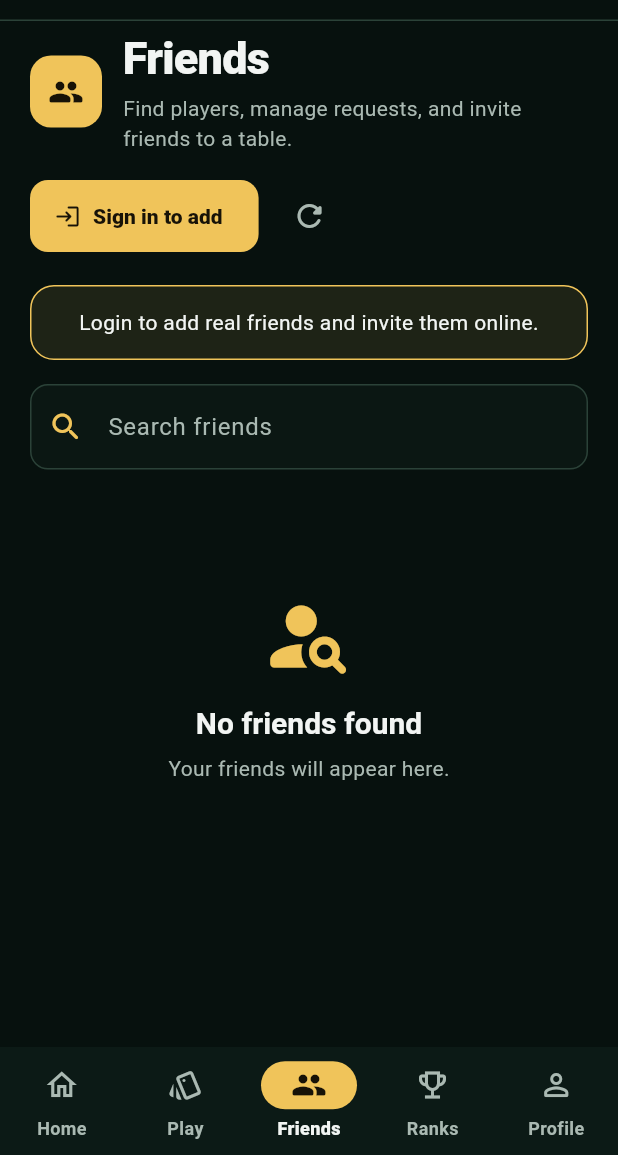
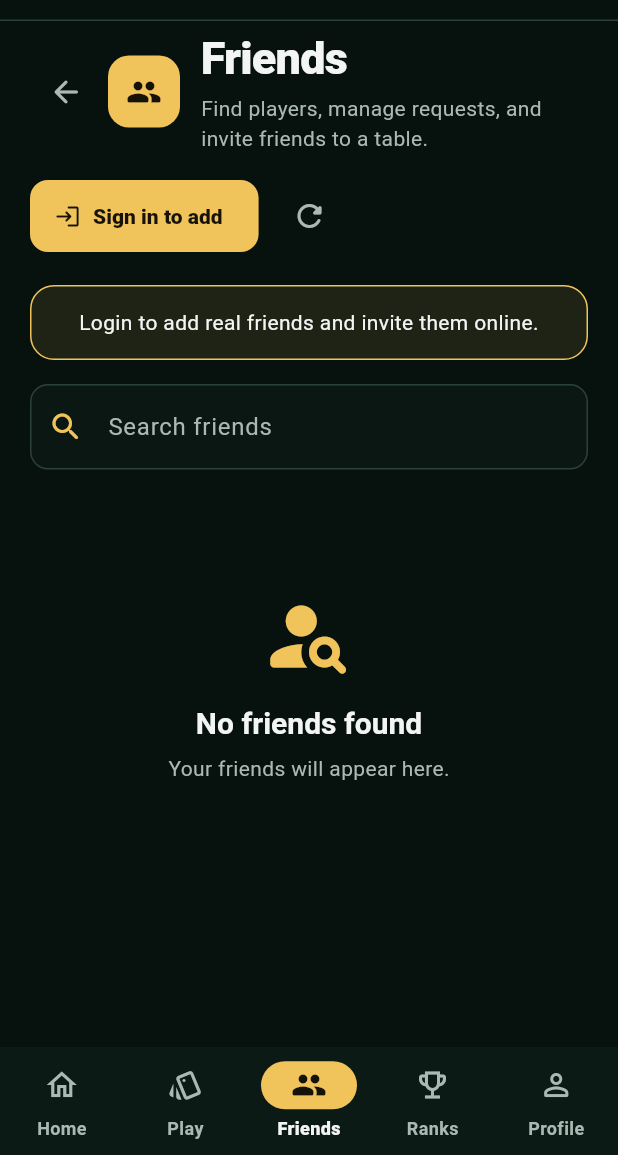
Before and after one commit to darpanchelani/cardverse, a Flutter app: the FriendsScreen screen opened by its route, on a phone screen of 412 x 824 dp, the part 81-1236 px from its top. Run offline on Flutter 3.47's test engine with Material 3 defaults, Android fonts, the phone set to English and light mode, and no system bars; our stand-ins replace dio, flutter_secure_storage, go_router, google_sign_in, shared_preferences, socket_io_client; missing offline and left inert: card_game, google_sign_in_web; accounts and stored records are empty; network calls fail.

Commit message:
Fixed the overlapping-page issue

```diff
--- a/lib/app/routes.dart
+++ b/lib/app/routes.dart
@@ -42,8 +42,8 @@ abstract final class AppRoutes {
   static const joinRoom = '/join-room';
   static const publicRooms = '/public-rooms';
   static const friends = '/friends';
-  static const friendRequests = '/friend-requests';
-  static const userSearch = '/user-search';
+  static const friendRequests = '$friends/requests';
+  static const userSearch = '$friends/add';
   static const invites = '/invites';
   static const roomLobby = '/room-lobby';
   static const multiplayerPlaceholder = '/multiplayer-placeholder';
@@ -100,6 +100,16 @@ abstract final class AppRoutes {
                 path: friends,
                 builder: (context, state) =>
                     const FriendsScreen(embedded: true),
+                routes: [
+                  GoRoute(
+                    path: 'requests',
+                    builder: (context, state) => const FriendRequestsScreen(),
+                  ),
+                  GoRoute(
+                    path: 'add',
+                    builder: (context, state) => const UserSearchScreen(),
+                  ),
+                ],
               ),
             ],
           ),
@@ -151,14 +161,6 @@ abstract final class AppRoutes {
       GoRoute(
         path: publicRooms,
         builder: (context, state) => const PublicRoomsScreen(),
-      ),
-      GoRoute(
-        path: friendRequests,
-        builder: (context, state) => const FriendRequestsScreen(),
-      ),
-      GoRoute(
-        path: userSearch,
-        builder: (context, state) => const UserSearchScreen(),
       ),
       GoRoute(
         path: invites,
--- a/lib/core/widgets/app_navigation.dart
+++ b/lib/core/widgets/app_navigation.dart
@@ -281,62 +281,17 @@ class CardVerseBranchContainer extends StatelessWidget {
   final List<Widget> children;
 
   @override
-  Widget build(BuildContext context) {
-    final reduceMotion = MediaQuery.disableAnimationsOf(context);
-    final duration = reduceMotion
-        ? Duration.zero
-        : const Duration(milliseconds: 200);
-    return Stack(
-      fit: StackFit.expand,
-      children: [
-        for (var index = 0; index < children.length; index++)
-          _BranchLayer(
-            active: index == currentIndex,
-            offset: index < currentIndex ? -0.018 : 0.018,
-            duration: duration,
-            child: children[index],
-          ),
-      ],
-    );
-  }
-}
-
-class _BranchLayer extends StatelessWidget {
-  const _BranchLayer({
-    required this.active,
-    required this.offset,
-    required this.duration,
-    required this.child,
-  });
-
-  final bool active;
-  final double offset;
-  final Duration duration;
-  final Widget child;
-
-  @override
-  Widget build(BuildContext context) {
-    return ExcludeSemantics(
-      excluding: !active,
-      child: IgnorePointer(
-        ignoring: !active,
-        child: TickerMode(
-          enabled: active,
-          child: AnimatedSlide(
-            duration: duration,
-            curve: Curves.easeOutCubic,
-            offset: active ? Offset.zero : Offset(offset, 0),
-            child: AnimatedOpacity(
-              duration: duration,
-              curve: Curves.easeOutCubic,
-              opacity: active ? 1 : 0,
-              child: RepaintBoundary(child: child),
-            ),
-          ),
+  Widget build(BuildContext context) => IndexedStack(
+    index: currentIndex,
+    sizing: StackFit.expand,
+    children: [
+      for (var index = 0; index < children.length; index++)
+        TickerMode(
+          enabled: index == currentIndex,
+          child: RepaintBoundary(child: children[index]),
         ),
-      ),
-    );
-  }
+    ],
+  );
 }
 
 void _goTo(BuildContext context, AppSection section) {
--- a/lib/features/multiplayer/screens/friends_screen.dart
+++ b/lib/features/multiplayer/screens/friends_screen.dart
@@ -60,6 +60,7 @@ class _FriendsScreenState extends State<FriendsScreen> {
               if (widget.embedded == true) ...[
                 _FriendsHeader(
                   isAuthenticated: isAuthenticated,
+                  onBack: () => context.go(AppRoutes.home),
                   onAdd: () => isAuthenticated
                       ? context.push(AppRoutes.userSearch)
                       : context.go(AppRoutes.login),
@@ -223,12 +224,14 @@ class _FriendsScreenState extends State<FriendsScreen> {
 class _FriendsHeader extends StatelessWidget {
   const _FriendsHeader({
     required this.isAuthenticated,
+    required this.onBack,
     required this.onAdd,
     required this.onRequests,
     required this.onRefresh,
   });
 
   final bool isAuthenticated;
+  final VoidCallback onBack;
   final VoidCallback onAdd;
   final VoidCallback? onRequests;
   final VoidCallback onRefresh;
@@ -237,6 +240,12 @@ class _FriendsHeader extends StatelessWidget {
   Widget build(BuildContext context) {
     final title = Row(
       children: [
+        IconButton(
+          tooltip: 'Back to Home',
+          onPressed: onBack,
+          icon: const Icon(Icons.arrow_back_rounded),
+        ),
+        const SizedBox(width: 4),
         Container(
           width: 48,
           height: 48,
```
Also changed, not shown: lib/features/rooms/create_room_screen.dart (line endings or trailing spaces), 2 other files.
